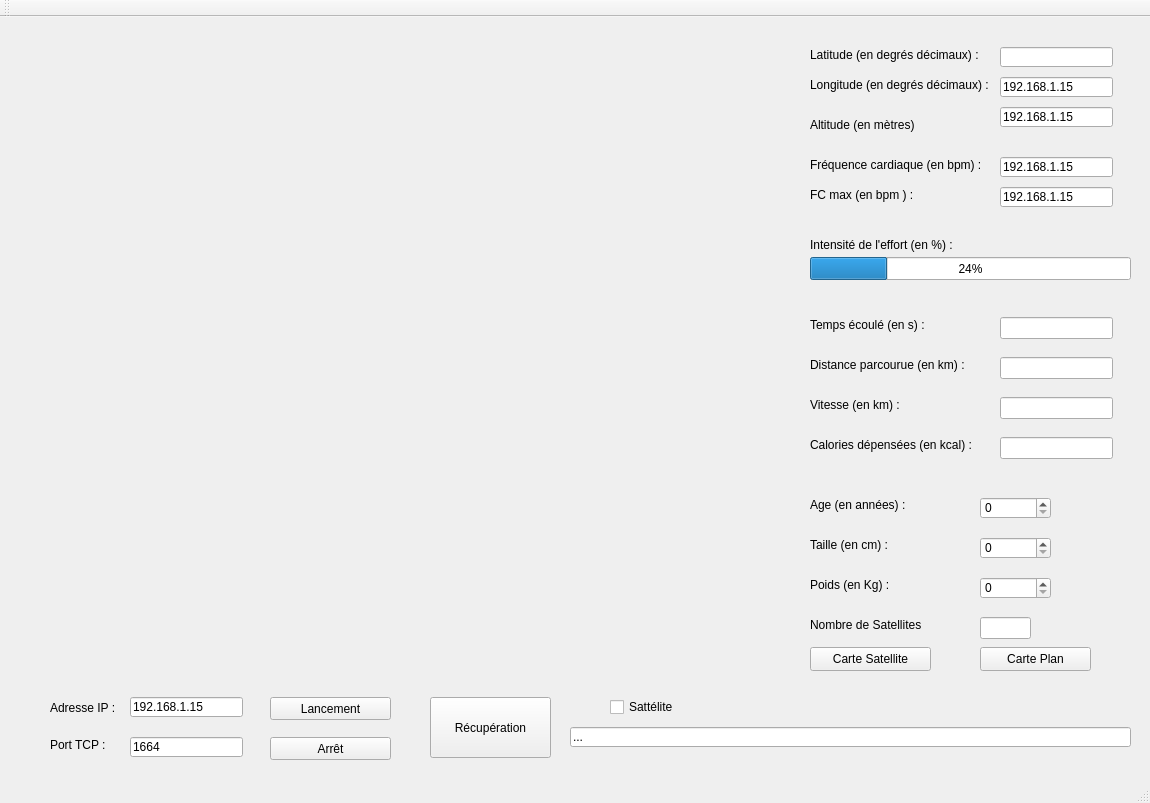
The window that mainwindow.ui (Smartineau901/marathon_rochelle) describes before a commit, drawn with Qt 5.
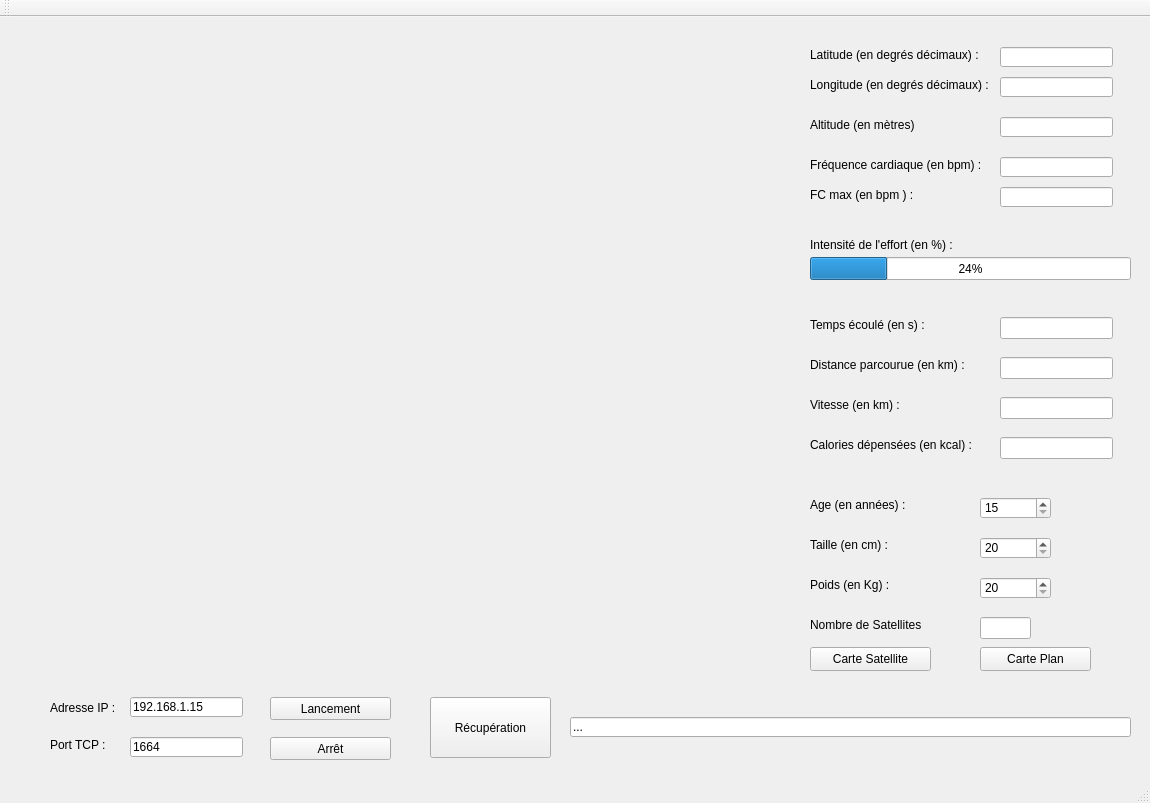
The same window after the commit. Icons and pictures are not drawn.

Commit message: truc satellite >= 3

```diff
--- a/mainwindow.ui
+++ b/mainwindow.ui
@@ -96,7 +96,7 @@
     <property name="geometry">
      <rect>
       <x>570</x>
-      <y>710</y>
+      <y>700</y>
       <width>561</width>
       <height>20</height>
      </rect>
@@ -193,7 +193,7 @@
      </rect>
     </property>
     <property name="text">
-     <string>192.168.1.15</string>
+     <string/>
     </property>
    </widget>
    <widget class="QLineEdit" name="Frequence_cardiaque">
@@ -206,20 +206,20 @@
      </rect>
     </property>
     <property name="text">
-     <string>192.168.1.15</string>
+     <string/>
     </property>
    </widget>
    <widget class="QLineEdit" name="Altitude">
     <property name="geometry">
      <rect>
       <x>1000</x>
-      <y>90</y>
+      <y>100</y>
       <width>113</width>
       <height>20</height>
      </rect>
     </property>
     <property name="text">
-     <string>192.168.1.15</string>
+     <string/>
     </property>
    </widget>
    <widget class="QLineEdit" name="Longitude">
@@ -232,7 +232,7 @@
      </rect>
     </property>
     <property name="text">
-     <string>192.168.1.15</string>
+     <string/>
     </property>
    </widget>
    <widget class="QLineEdit" name="Latitude">
@@ -403,6 +403,9 @@
       <height>22</height>
      </rect>
     </property>
+    <property name="minimum">
+     <number>15</number>
+    </property>
     <property name="maximum">
      <number>100</number>
     </property>
@@ -416,6 +419,9 @@
       <height>22</height>
      </rect>
     </property>
+    <property name="minimum">
+     <number>20</number>
+    </property>
     <property name="maximum">
      <number>230</number>
     </property>
@@ -429,6 +435,9 @@
       <height>22</height>
      </rect>
     </property>
+    <property name="minimum">
+     <number>20</number>
+    </property>
     <property name="maximum">
      <number>200</number>
     </property>
@@ -486,19 +495,6 @@
      <string/>
     </property>
    </widget>
-   <widget class="QCheckBox" name="checkBox">
-    <property name="geometry">
-     <rect>
-      <x>610</x>
-      <y>680</y>
-      <width>76</width>
-      <height>20</height>
-     </rect>
-    </property>
-    <property name="text">
-     <string>Sattélite</string>
-    </property>
-   </widget>
    <widget class="QPushButton" name="buttonSatellite">
     <property name="geometry">
      <rect>
```
Left out of the diff: 1 changed line with no effect on the pictures. The commit also changes 1 other file.
